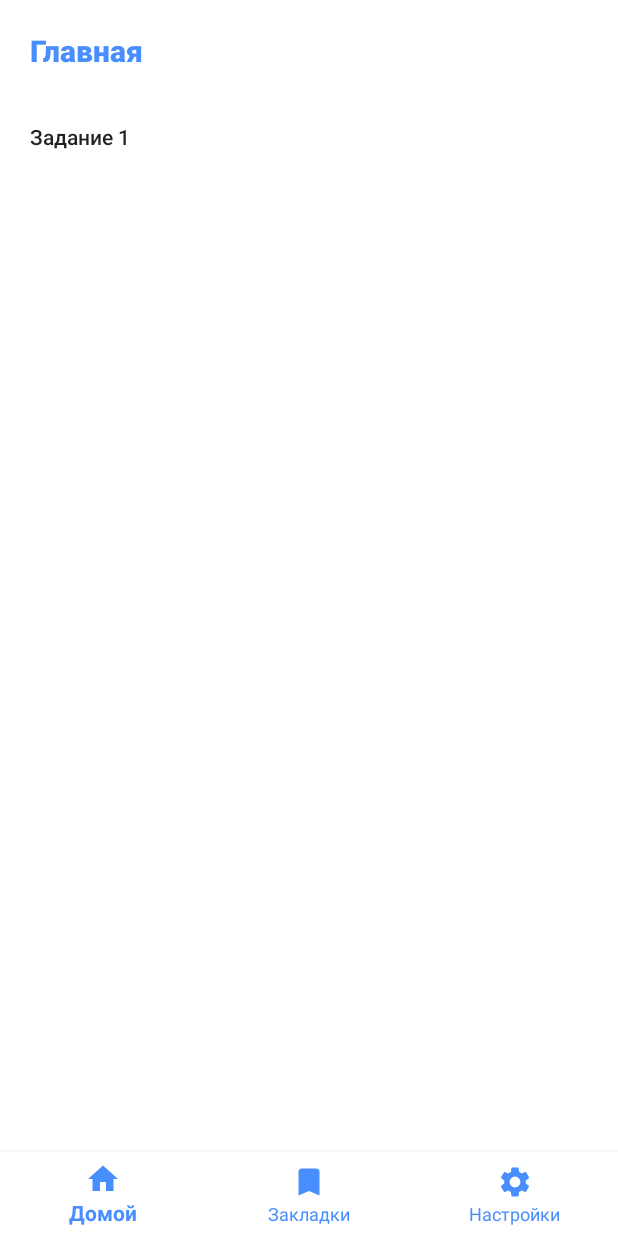
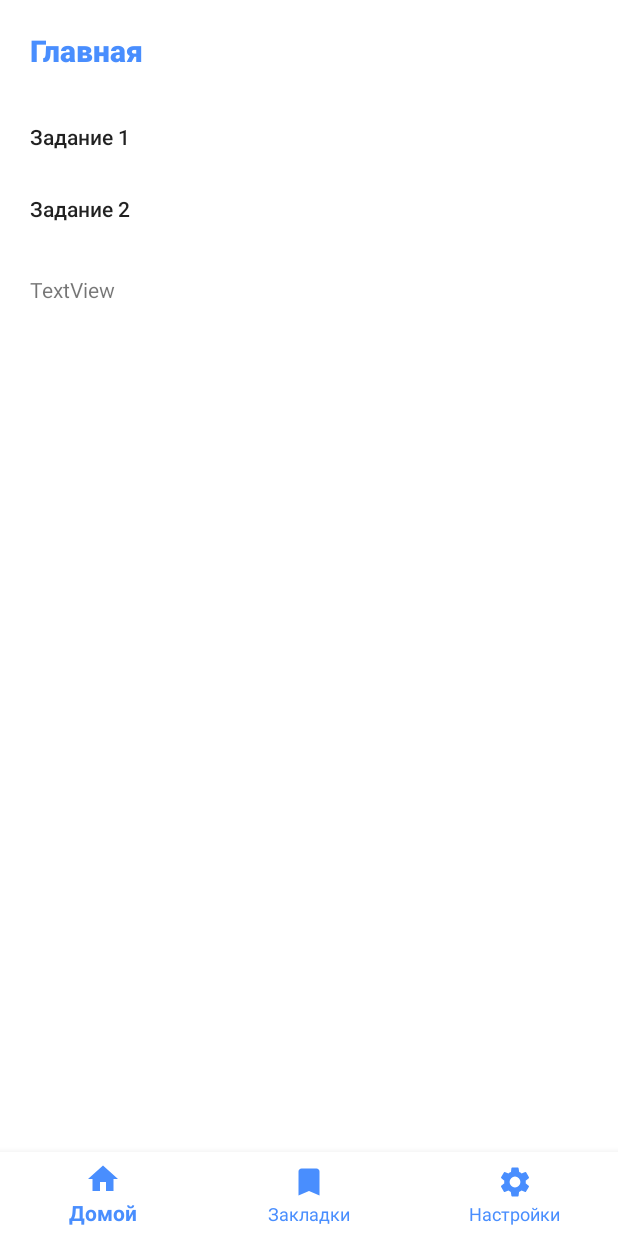
Before and after one commit to KKorionKK/Handbook, an Android app: the fragment HomeFragment placed in its activity, on a phone screen of 412 x 824 dp. Run offline under Robolectric (Android 15) with nearby library versions, the phone set to English and light mode, and no system bars; libraries missing offline, so code that uses them is left out: com.chaquo.python.

Commit message:
Version 1.0.0 Contains only design

```diff
--- a/app/src/main/AndroidManifest.xml
+++ b/app/src/main/AndroidManifest.xml
@@ -1,5 +1,8 @@
 <manifest xmlns:android="http://schemas.android.com/apk/res/android"
     package="uberflask.russian.manual">
+
+    <uses-permission android:name="android.permission.CAMERA"/>
+    <uses-permission android:name="android.permission.INTERNET"/>
 
     <application
         android:allowBackup="true"
@@ -9,7 +12,7 @@
         android:supportsRtl="true"
         android:theme="@style/AppTheme">
         <activity android:name="uberflask.russian.manual.MainActivity">
-            <intent-filter>
+             <intent-filter>
                 <action android:name="android.intent.action.MAIN" />
 
                 <category android:name="android.intent.category.LAUNCHER" />
--- a/app/src/main/java/uberflask/russian/manual/HomeFragment.java
+++ b/app/src/main/java/uberflask/russian/manual/HomeFragment.java
@@ -4,16 +4,57 @@ import android.os.Bundle;
 import android.view.LayoutInflater;
 import android.view.View;
 import android.view.ViewGroup;
+import android.widget.Button;
+import android.widget.TextView;
+import android.widget.Toast;
 
 import androidx.annotation.NonNull;
 import androidx.annotation.Nullable;
 import androidx.fragment.app.Fragment;
 
+import com.chaquo.python.PyObject;
+import com.chaquo.python.Python;
+import com.chaquo.python.android.AndroidPlatform;
+import com.google.android.material.button.MaterialButton;
+
 public class HomeFragment extends Fragment {
+
+    Button mSendButton;
+    Button mSendButton2;
+    public static TextView data;
 
     @Nullable
     @Override
     public View onCreateView(@NonNull LayoutInflater inflater, @Nullable ViewGroup container, @Nullable Bundle savedInstanceState) {
         return inflater.inflate(R.layout.fragment_home, container, false);
     }
-}
+    @Override
+    public void onActivityCreated(Bundle bundle) {
+        super.onActivityCreated(bundle);
+        mSendButton = (Button) getActivity().findViewById(R.id.task1_button);
+        data = (TextView) getActivity().findViewById(R.id.dataText);
+
+        mSendButton.setOnClickListener(new View.OnClickListener() {
+            @Override
+            public void onClick(View view) {
+                fetchData process = new fetchData();
+                process.execute();
+            }
+        });
+        mSendButton2 = (Button) getActivity().findViewById(R.id.task2_button);
+
+        mSendButton2.setOnClickListener(new View.OnClickListener() {
+            @Override
+            public void onClick(View view) {
+                if (! Python.isStarted()) {
+                    Python.start(new AndroidPlatform(getActivity()));
+                }
+                Python py = Python.getInstance();
+                PyObject pyf = py.getModule("parse");
+                PyObject obj = pyf.callAttr("wikiaParsing");
+
+                Toast.makeText(getActivity(), obj.toString(), Toast.LENGTH_SHORT).show();
+            }
+        });
+        }
+    }
--- a/app/src/main/res/layout/fragment_bookmarks.xml
+++ b/app/src/main/res/layout/fragment_bookmarks.xml
@@ -6,7 +6,7 @@
     android:padding="20dp">
 
     <TextView
-        android:id="@+id/textView"
+        android:id="@+id/title"
         android:layout_width="wrap_content"
         android:layout_height="wrap_content"
         android:background="@color/colorPrimary"
--- a/app/src/main/res/layout/fragment_home.xml
+++ b/app/src/main/res/layout/fragment_home.xml
@@ -10,7 +10,7 @@
         android:orientation="vertical">
 
         <TextView
-            android:id="@+id/textView"
+            android:id="@+id/title"
             android:layout_width="match_parent"
             android:layout_height="wrap_content"
             android:background="@color/colorPrimary"
@@ -21,16 +21,41 @@
             android:textSize="20sp" />
 
         <Button
-            android:id="@+id/button2"
+        android:id="@+id/task1_button"
+        style="?android:attr/borderlessButtonStyle"
+        android:layout_width="match_parent"
+        android:layout_height="wrap_content"
+        android:background="@drawable/button_light"
+        android:paddingStart="20dp"
+        android:text="Задание 1"
+        android:textAlignment="textStart"
+        android:textAllCaps="false"
+        android:textSize="14sp" />
+
+        <Button
+            android:id="@+id/task2_button"
             style="?android:attr/borderlessButtonStyle"
             android:layout_width="match_parent"
             android:layout_height="wrap_content"
             android:background="@drawable/button_light"
             android:paddingStart="20dp"
-            android:text="Задание 1"
+            android:text="Задание 2"
             android:textAlignment="textStart"
             android:textAllCaps="false"
             android:textSize="14sp" />
+
+        <ScrollView
+            android:layout_width="match_parent"
+            android:layout_height="match_parent"
+            android:padding="20dp">
+
+            <TextView
+                android:id="@+id/dataText"
+                android:layout_width="match_parent"
+                android:layout_height="wrap_content"
+                android:text="TextView" />
+        </ScrollView>
+
     </LinearLayout>
 
 </RelativeLayout>
--- a/app/src/main/res/layout/fragment_settings.xml
+++ b/app/src/main/res/layout/fragment_settings.xml
@@ -6,7 +6,7 @@
     android:padding="20dp">
 
     <TextView
-        android:id="@+id/textView"
+        android:id="@+id/title"
         android:layout_width="wrap_content"
         android:layout_height="wrap_content"
         android:background="@color/colorPrimary"
--- a/app/src/main/res/values/colors.xml
+++ b/app/src/main/res/values/colors.xml
@@ -5,4 +5,6 @@
     <color name="colorAccent">#D81B60</color>
     <color name="colorBlue">#498EFE</color>
     <color name="colorGray">#EAEDF4</color>
+    <color name="colorDark">#7E6D6D</color>
+    <color name="colorBlack">#000000</color>
 </resources>
--- a/build.gradle
+++ b/build.gradle
@@ -4,10 +4,12 @@ buildscript {
     repositories {
         google()
         jcenter()
+        maven { url "https://chaquo.com/maven" }
 
     }
     dependencies {
         classpath 'com.android.tools.build:gradle:3.5.2'
+        classpath 'com.chaquo.python:gradle:6.3.0'
 
         // NOTE: Do not place your application dependencies here; they belong
         // in the individual module build.gradle files
```
Also changed, not shown: app/build.gradle (+16 -0 lines), app/src/main/java/uberflask/russian/manual/Task.java (added, +40 -0 lines), app/src/main/java/uberflask/russian/manual/fetchData.java (added, +64 -0 lines), app/src/main/res/layout/task_item.xml (added, +50 -0 lines), 1 other file.
